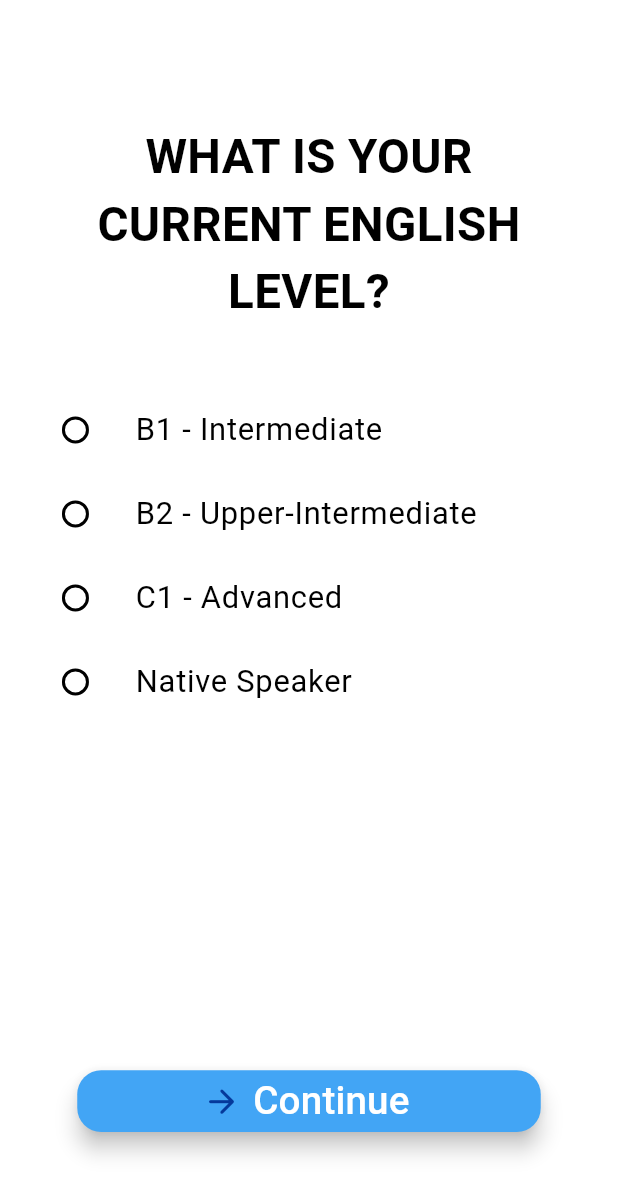
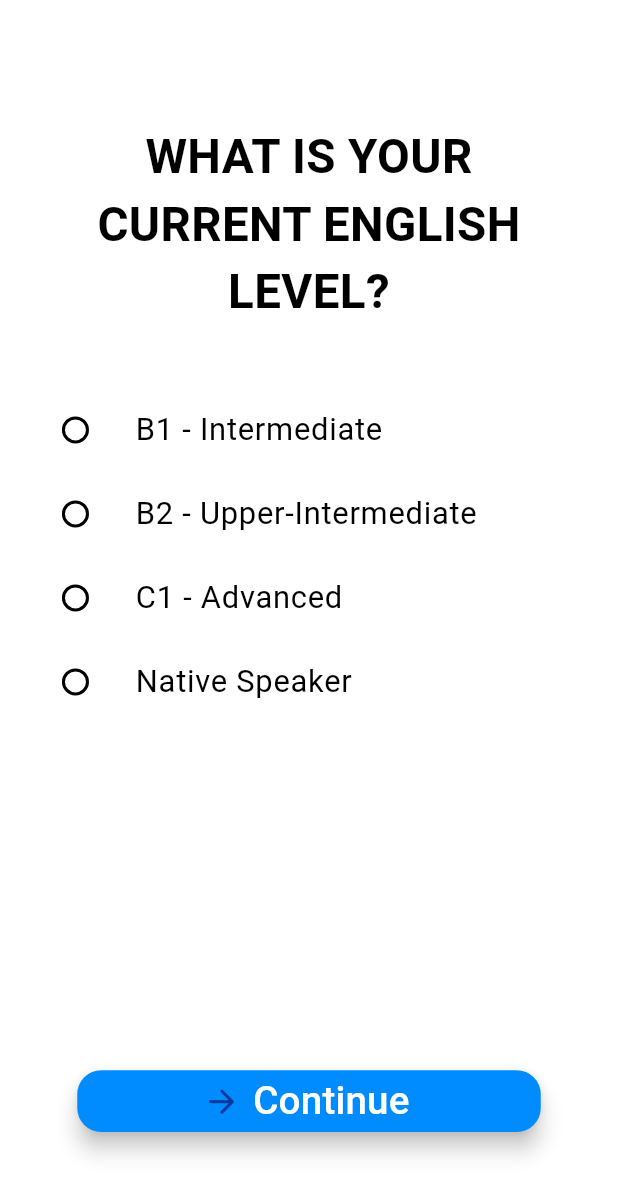
Before and after one commit to MalpeGaming/Cwel1, a Flutter app: the screen it shows after launch, after a tap on "Test Yourself!", on a phone screen of 412 x 824 dp. Shown: the top 1195 px of the screen. Run offline on Flutter 3.47's test engine with Material 3 defaults, Android fonts, the phone set to English and light mode, and no system bars; our stand-ins replace animated_text_kit, fl_chart, syncfusion_flutter_gauges, youtube_player_iframe; missing offline and left inert: any_link_preview, flutter_math_fork.

Commit message:
fixed warnings

```diff
--- a/lib/language_level_selection.dart
+++ b/lib/language_level_selection.dart
@@ -165,8 +165,8 @@ class _LanguageLevelSelectionState extends State<LanguageLevelSelection> {
                     Icons.arrow_forward_rounded,
                     size: size.width / 16,
                   ),
-                  backgroundColor: Colors.blue[400],
-                  hoverColor: Colors.blue[900],
+                  backgroundColor: Theme.of(context).colorScheme.primary,
+                  hoverColor: Theme.of(context).colorScheme.secondary,
                   autofocus: true,
                   heroTag: "continue",
                 ),
--- a/lib/title_page.dart
+++ b/lib/title_page.dart
@@ -1,6 +1,7 @@
 import 'package:flutter/material.dart';
 import 'language_level_selection.dart';
 import 'package:animated_text_kit/animated_text_kit.dart';
+import 'app_bar.dart';
 
 class TitlePage extends StatefulWidget {
   const TitlePage({super.key, required this.title});
@@ -16,6 +17,7 @@ class _TitlePageState extends State<TitlePage> {
   Widget build(BuildContext context) {
     Size size = MediaQuery.of(context).size;
     return Scaffold(
+      appBar: appBar(context, widget.title),
       body: Center(
         child: Container(
           margin: EdgeInsets.only(
@@ -40,7 +42,7 @@ class _TitlePageState extends State<TitlePage> {
                   style: TextStyle(
                     fontSize: size.height / 10,
                     fontFamily: 'Horizon',
-                    color: Colors.black,
+                    color: Theme.of(context).colorScheme.onPrimary,
                   ),
                   child: AnimatedTextKit(
                     animatedTexts: [
@@ -98,8 +100,8 @@ class _TitlePageState extends State<TitlePage> {
                     style: TextStyle(
                         fontSize: size.width / 16, color: Colors.white),
                   ),
-                  backgroundColor: Colors.blue[600],
-                  hoverColor: Colors.blue[900],
+                  backgroundColor: Theme.of(context).colorScheme.primary,
+                  hoverColor: Theme.of(context).colorScheme.secondary,
                   autofocus: true,
                   heroTag: "next",
                 ),
```
